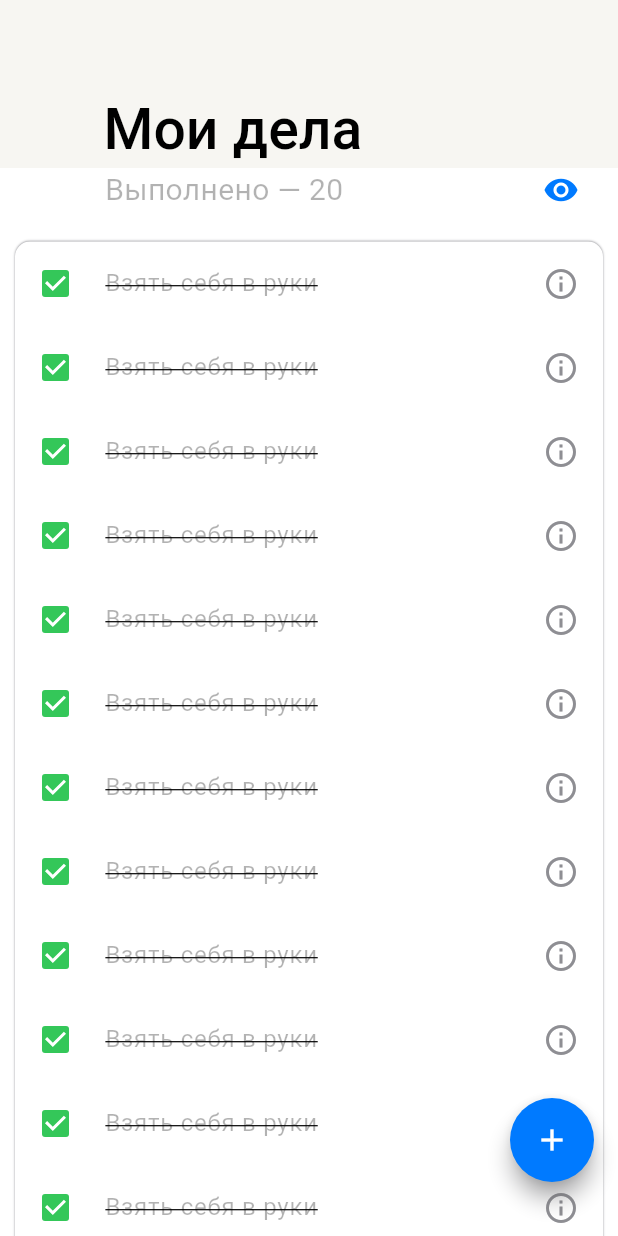
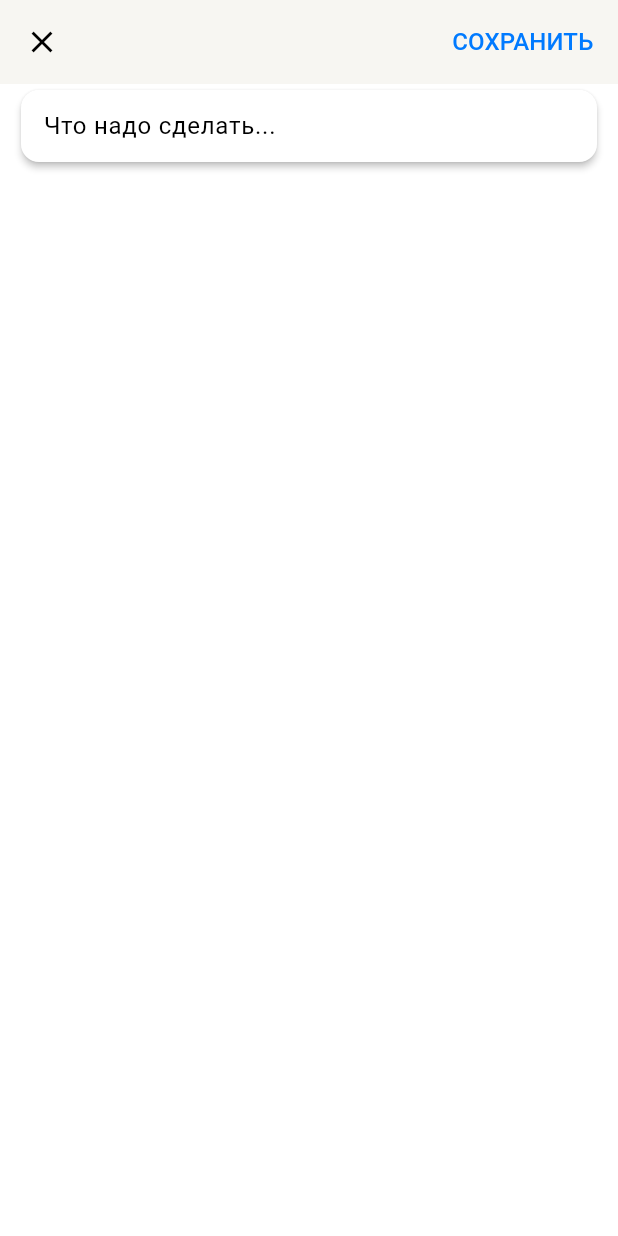
Before and after one commit to 23yaro/daily, a Flutter app: the HomeScreen screen opened directly, after a tap on the "add" icon, on a phone screen of 412 x 824 dp. Run offline on Flutter 3.47's test engine with Material 3 defaults, Android fonts, the phone set to English and light mode, and no system bars.

Commit message:
feat: task screen

```diff
--- a/lib/data_mock/list.dart
+++ b/lib/data_mock/list.dart
@@ -16,6 +16,11 @@ class Item {
   String? date;
 }
 
+int stub = items.fold(
+    0,
+    (previousValue, element) =>
+        element.isComplete ? previousValue += 1 : previousValue);
+
 final List<Item> items = List.generate(
     20,
     (index) => Item(
@@ -23,7 +28,9 @@ final List<Item> items = List.generate(
           name: names[Random().nextInt(names.length - 1)],
           priority: Random().nextInt(3),
           isComplete: Random().nextInt(2) == 0,
-        date: Random().nextInt(3) == 0 ? '${DateTime.now().day}.${DateTime.now().month}.${DateTime.now().year}': null,
+          date: Random().nextInt(3) == 0
+              ? '${DateTime.now().day}.${DateTime.now().month}.${DateTime.now().year}'
+              : null,
         ));
 
 final List<String> names = [
--- a/lib/features/Home/home_screen.dart
+++ b/lib/features/Home/home_screen.dart
@@ -9,7 +9,7 @@ class HomeScreen extends StatelessWidget {
   Widget build(BuildContext context) {
     return const Scaffold(
       body: HomeBody(),
-      floatingActionButton: FABapp(),
+      floatingActionButton: FABApp(),
     );
   }
 }
--- a/lib/features/Home/widgets/home_appbar.dart
+++ b/lib/features/Home/widgets/home_appbar.dart
@@ -1,4 +1,5 @@
 import 'package:flutter/material.dart';
+
 import '../../../ui/consts/icons.dart';
 
 class HomeAppBar extends StatefulWidget {
@@ -14,12 +15,12 @@ class _HomeAppBarState extends State<HomeAppBar> {
   bool _visibility = false;
 
   void _changeVisibility() {
-    if (widget.scrollController.offset < 75) {
-      if (_visibility) {
-        setState(() => _visibility = false);
-      }
-    } else {
+    ///Изменение иконки
+    if (widget.scrollController.offset > 70.0 && !_visibility) {
       setState(() => _visibility = true);
+    }
+    if (widget.scrollController.offset < 70.0 && _visibility) {
+      setState(() => _visibility = false);
     }
   }
 
@@ -32,19 +33,22 @@ class _HomeAppBarState extends State<HomeAppBar> {
   @override
   Widget build(BuildContext context) {
     return SliverAppBar.medium(
-      title: Padding(
-        padding: const EdgeInsets.only(left: 53.0, right: 10.0),
-        child: Row(
-          mainAxisAlignment: MainAxisAlignment.spaceBetween,
-          children: [
-            const Text('Мои дела'),
-            Visibility(
-              visible: _visibility,
-              child: IconsApp.visibility,
-            ),
-          ],
+      flexibleSpace: FlexibleSpaceBar(
+        titlePadding: const EdgeInsets.only(left: 69.0, bottom: 15.0),
+        title: Text(
+          'Мои дела',
+          style: Theme.of(context).textTheme.headlineSmall,
         ),
       ),
+      actions: [
+        Padding(
+          padding: const EdgeInsets.only(right: 26.0),
+          child: Visibility(
+            visible: _visibility,
+            child: IconsApp.visibility,
+          ),
+        ),
+      ],
     );
   }
 }
--- a/lib/features/Home/widgets/home_body.dart
+++ b/lib/features/Home/widgets/home_body.dart
@@ -1,4 +1,3 @@
-import 'package:daily/data_mock/list.dart';
 import 'package:daily/features/Home/widgets/home_appbar.dart';
 import 'package:daily/features/Home/widgets/home_header.dart';
 import 'package:daily/features/Home/widgets/home_list.dart';
@@ -20,16 +19,11 @@ class _HomeBodyState extends State<HomeBody> {
     super.dispose();
   }
 
-  int stub = items.fold(
-      0,
-      (previousValue, element) =>
-          element.isComplete ? previousValue += 1 : previousValue);
-
   @override
   Widget build(BuildContext context) {
     final slivers = <Widget>[
       HomeAppBar(scrollController: _scrollController),
-      HomeHeader(value: stub), //Переделать
+      const HomeHeader(),
       const HomeList(),
     ];
 
--- a/lib/features/Home/widgets/home_dismissible_wrapper.dart
+++ b/lib/features/Home/widgets/home_dismissible_wrapper.dart
@@ -1,4 +1,5 @@
 import 'package:flutter/material.dart';
+
 import '../../../ui/consts/colors.dart';
 import '../../../ui/consts/icons.dart';
 
@@ -9,15 +10,19 @@ class DismissibleWrapper extends StatelessWidget {
 
   @override
   Widget build(BuildContext context) {
-    void onDismissed(direction){
+    void onDismissed(direction) {
       //if(direction == DismissDirection.startToEnd)
       //if(direction == DismissDirection.endToStart)
     }
+    Future<bool> confirmDismiss(dis) async => false;
+
     return ClipRRect(
       borderRadius: BorderRadius.circular(5.0),
       child: Dismissible(
+        confirmDismiss: confirmDismiss,
         onDismissed: onDismissed,
         key: UniqueKey(),
+        //переделать
         background: Container(
           alignment: Alignment.centerLeft,
           color: ColorsLight.green,
--- a/lib/features/Home/widgets/home_floatingActionButton.dart
+++ b/lib/features/Home/widgets/home_floatingActionButton.dart
@@ -1,15 +1,17 @@
 import 'package:daily/ui/consts/icons.dart';
 import 'package:flutter/material.dart';
 
-class FABapp extends StatelessWidget {
-  const FABapp({super.key});
+class FABApp extends StatelessWidget {
+  const FABApp({super.key});
 
   @override
   Widget build(BuildContext context) {
+    void onPressed() => Navigator.pushNamed(context, '/task_screen');
+
     return Padding(
       padding: const EdgeInsets.only(bottom: 20.0),
       child: FloatingActionButton(
-        onPressed: () {},
+        onPressed: onPressed,
         child: IconsApp.add,
       ),
     );
--- a/lib/features/Home/widgets/home_header.dart
+++ b/lib/features/Home/widgets/home_header.dart
@@ -1,10 +1,10 @@
 import 'package:daily/ui/consts/icons.dart';
 import 'package:flutter/material.dart';
 
+import '../../../data_mock/list.dart';
+
 class HomeHeader extends StatelessWidget {
-  const HomeHeader({super.key, required this.value});
-
-  final int value;
+  const HomeHeader({super.key});
 
   @override
   Widget build(BuildContext context) {
@@ -14,7 +14,7 @@ class HomeHeader extends StatelessWidget {
         child: Row(
           mainAxisAlignment: MainAxisAlignment.spaceBetween,
           children: [
-            Text('Выполнено — $value'),
+            Text('Выполнено — $stub'),
             IconsApp.visibility,
           ],
         ),
--- a/lib/features/Home/widgets/home_list_item.dart
+++ b/lib/features/Home/widgets/home_list_item.dart
@@ -1,6 +1,7 @@
+import 'package:daily/data_mock/list.dart';
 import 'package:flutter/material.dart';
-import 'package:daily/data_mock/list.dart';
-import '../../../ui/consts/colors.dart';
+
+import '../../../ui/check_boxes/check_box.dart';
 import '../../../ui/consts/icons.dart';
 import 'home_dismissible_wrapper.dart';
 
@@ -17,58 +18,49 @@ class HomeListItem extends StatefulWidget {
 }
 
 class _HomeListItemState extends State<HomeListItem> {
+  void onChanged(bool? bool) => setState(
+      () => items[widget.index].isComplete = !items[widget.index].isComplete);
+  static const Widget trailing = SizedBox(width: 16.0, child: IconsApp.info);
+
   @override
   Widget build(BuildContext context) {
     final isComplete = items[widget.index].isComplete;
     final priority = items[widget.index].priority;
+    final titleTextStyle = TextStyle(
+      decoration: TextDecoration.lineThrough,
+      color: Theme.of(context).hintColor,
+    );
+    final subTitleTextStyle =
+        Theme.of(context).textTheme.bodySmall?.copyWith(fontSize: 14.0);
 
     ///checkBox
-    Widget checkBox = SizedBox(
-      width: 22.0,
-      child: Checkbox(
-        activeColor: ColorsLight.green,
-        value: isComplete,
-        side: priority == 2 && !isComplete
-            ? const BorderSide(color: ColorsLight.red, width: 2.0)
-            : const BorderSide(color: ColorsLight.gray, width: 2.0),
-        fillColor: priority == 2 && !isComplete
-            ? MaterialStatePropertyAll(ColorsLight.red.withOpacity(0.3))
-            : null,
-        onChanged: (bool? bool) {
-          setState(() => items[widget.index].isComplete = !isComplete);
-        },
-      ),
-    );
+    Widget? checkBox;
+    switch (priority) {
+      case 2:
+        checkBox = CheckBoxes.priorityHigh(isComplete, onChanged);
+      default:
+        checkBox = CheckBoxes.priorityDef(isComplete, onChanged);
+    }
 
-    ///Дополнительная иконка, если приоритет выше 0
+    ///Дополнительная иконка приоритета
+    Widget? additionalIcon;
+    if (!isComplete) {
+      switch (priority) {
+        case 1:
+          additionalIcon = IconsApp.priorityLow;
+        case 2:
+          additionalIcon = IconsApp.priorityHigh;
+      }
+    }
+
+    ///leading
     ///
-    ///где же вы мои if'ы из котлина ;(
-    Widget? additionalIcon = (!isComplete && priority != 0)
-        ? priority == 1
-            ? IconsApp.arrowDown
-            : priority == 2
-                ? IconsApp.priorityHigh
-                : null
-        : null;
-
     ///Check box с иконкой приоритета
-    ///
-    ///Если есть дополнительная иконка капсулируем ее в Row
-    Widget checkBoxWithAdditionalIcon = additionalIcon != null
-        ? Row(
+    Widget checkBoxWithAdditionalIcon = Row(
       mainAxisSize: MainAxisSize.min,
       children: [
-              checkBox,
-              SizedBox(
-                  width: (priority > 0 && !isComplete) ? 6.0 : 0.0,
-                  child: additionalIcon),
-            ],
-          )
-        : Row(
-            mainAxisSize: MainAxisSize.min,
-            children: [
-              checkBox,
-              SizedBox(width: (priority > 0 && !isComplete) ? 0.0 : 6.0),
+        SizedBox(width: 22.0, child: checkBox),
+        SizedBox(width: 6.0, child: additionalIcon),
       ],
     );
 
@@ -78,23 +70,16 @@ class _HomeListItemState extends State<HomeListItem> {
       maxLines: 2,
       textAlign: TextAlign.justify,
       overflow: TextOverflow.ellipsis,
-      style: isComplete
-          ? TextStyle(
-              decoration: TextDecoration.lineThrough,
-              color: Theme.of(context).hintColor,
-            )
-          : null,
+      style: isComplete ? titleTextStyle : null,
     );
 
     ///subtitle
     Widget? subtitle = (items[widget.index].date != null)
         ? Text(
             items[widget.index].date.toString(),
-            style:
-                Theme.of(context).textTheme.bodySmall?.copyWith(fontSize: 14.0),
+            style: subTitleTextStyle,
           )
         : null;
-    const Widget trailing = SizedBox(width: 16.0, child: IconsApp.info);
 
     return DismissibleWrapper(
       child: ListTile(
--- /dev/null
+++ b/lib/features/Task/task_screen.dart
@@ -0,0 +1,29 @@
+import 'package:daily/features/Task/widgets/task_body.dart';
+import 'package:flutter/material.dart';
+
+import '../../ui/consts/icons.dart';
+
+class TaskScreen extends StatelessWidget {
+  const TaskScreen({super.key});
+
+  @override
+  Widget build(BuildContext context) {
+    final int? id = ModalRoute.of(context)?.settings.arguments as int?;
+    return Scaffold(
+      appBar: AppBar(
+        leading: IconButton(
+            onPressed: () => Navigator.pop(context), icon: IconsApp.close),
+        actions: [
+          Padding(
+            padding: const EdgeInsets.only(right: 5),
+            child: TextButton(
+              onPressed: () {},
+              child: Text('сохранить'.toUpperCase()),
+            ),
+          )
+        ],
+      ),
+      body: TaskBody(id: id),
+    );
+  }
+}
--- /dev/null
+++ b/lib/features/Task/widgets/task_body.dart
@@ -0,0 +1,30 @@
+import 'package:flutter/material.dart';
+
+class TaskBody extends StatelessWidget {
+  const TaskBody({super.key, required this.id});
+
+  final int? id;
+
+  @override
+  Widget build(BuildContext context) {
+    return const Padding(
+      padding: EdgeInsets.symmetric(horizontal: 10),
+      child: Column(
+        children: [
+          Card(
+            elevation: 2,
+            child: Padding(
+              padding: EdgeInsets.symmetric(horizontal: 15),
+              child: TextField(
+                decoration: InputDecoration(
+                  hintText: 'Что надо сделать...',
+                  border: InputBorder.none,
+                ),
+              ),
+            ),
+          )
+        ],
+      ),
+    );
+  }
+}
--- a/lib/main.dart
+++ b/lib/main.dart
@@ -1,6 +1,8 @@
 import 'package:daily/ui/theme/theme.dart';
 import 'package:flutter/material.dart';
+
 import 'features/Home/home_screen.dart';
+import 'features/Task/task_screen.dart';
 
 void main() {
   runApp(const MyApp());
@@ -15,7 +17,11 @@ class MyApp extends StatelessWidget {
       debugShowCheckedModeBanner: false,
       title: 'Daily',
       theme: lightTheme,
-      home: const HomeScreen(),
+      initialRoute: '/task_screen',
+      routes: {
+        '/': (context) => const HomeScreen(),
+        '/task_screen': (context) => const TaskScreen(),
+      },
     );
   }
 }
--- /dev/null
+++ b/lib/ui/check_boxes/check_box.dart
@@ -0,0 +1,24 @@
+import 'package:daily/ui/consts/colors.dart';
+import 'package:flutter/material.dart';
+
+abstract class CheckBoxes {
+  static Widget priorityDef(bool isComplete, Function(bool?) onChanged) {
+    return Checkbox(
+      value: isComplete,
+      onChanged: onChanged,
+      activeColor: ColorsLight.green,
+    );
+  }
+
+  static Widget priorityHigh(bool isComplete, Function(bool?) onChanged) {
+    return Checkbox(
+      value: isComplete,
+      onChanged: onChanged,
+      activeColor: ColorsLight.green,
+      side: !isComplete ? const BorderSide(color: ColorsLight.red) : null,
+      fillColor: !isComplete
+          ? MaterialStatePropertyAll(ColorsLight.red.withOpacity(0.3))
+          : null,
+    );
+  }
+}
--- a/lib/ui/consts/icons.dart
+++ b/lib/ui/consts/icons.dart
@@ -6,7 +6,7 @@ abstract class IconsApp {
     Icons.check,
     color: ColorsLight.white,
   );
-  static const arrowDown = Icon(
+  static const priorityLow = Icon(
     Icons.arrow_drop_down_outlined,
     color: ColorsLight.labelTertiary,
   );
@@ -23,7 +23,7 @@ abstract class IconsApp {
     color: ColorsLight.blue,
   );
   static const add = Icon(
-    Icons.add ,
+    Icons.add,
     color: ColorsLight.white,
   );
   static const delete = Icon(
--- a/lib/ui/theme/light_theme.dart
+++ b/lib/ui/theme/light_theme.dart
@@ -35,6 +35,10 @@ final ThemeData lightTheme = ThemeData(
     foregroundColor: ColorsLight.white,
     shape: CircleBorder(),
   ),
+  checkboxTheme: const CheckboxThemeData(
+      side: BorderSide(color: ColorsLight.gray, width: 2.0)),
+  textButtonTheme: TextButtonThemeData(
+      style: TextButton.styleFrom(foregroundColor: ColorsLight.blue)),
   hintColor: ColorsLight.labelTertiary,
   fontFamily: "Roboto",
   textTheme: _textTheme(),
--- a/lib/ui/theme/text_theme.dart
+++ b/lib/ui/theme/text_theme.dart
@@ -1,19 +1,22 @@
 part of 'theme.dart';
 
 abstract class _TextStyles {
-  static const largeTitle = TextStyle(fontSize: 38.0, fontWeight: FontWeight.w500);
-  static const  title = TextStyle(fontSize: 20.0, color: ColorsLight.labelTertiary);
-  static const  button = TextStyle(fontSize: 14.0);
-  static const  body = TextStyle(fontSize: 16.0);
-  static const  subhead = TextStyle(fontSize: 14.0);
-  static const  hint = TextStyle(fontSize: 16.0, color: ColorsLight.labelTertiary);
+  static const largeTitle = TextStyle(
+      fontSize: 28.0,
+      fontWeight: FontWeight.w500,
+      color: ColorsLight.labelPrimary);
+  static const title =
+      TextStyle(fontSize: 20.0, color: ColorsLight.labelTertiary);
+  static const subhead =
+      TextStyle(fontSize: 16.0, color: ColorsLight.labelTertiary);
+  static const button = TextStyle(fontSize: 16);
 }
 
 TextTheme _textTheme() {
   return const TextTheme(
     headlineSmall: _TextStyles.largeTitle,
     bodyMedium: _TextStyles.title,
-    bodySmall: _TextStyles.hint,
-
+    bodySmall: _TextStyles.subhead,
+    labelLarge: _TextStyles.button,
   );
 }
--- a/lib/ui/theme/theme.dart
+++ b/lib/ui/theme/theme.dart
@@ -1,4 +1,5 @@
 import 'package:flutter/material.dart';
+
 import '../consts/colors.dart';
 
 part 'dark_theme.dart';
```
Also changed, not shown: 1 other file. Lines whose indentation alone changed are shown as unchanged.
